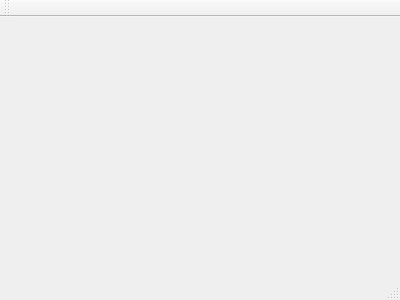
Qt form QT/gun/mainwindow.ui (Julia-Khramyshkina/homeworks) before a commit.
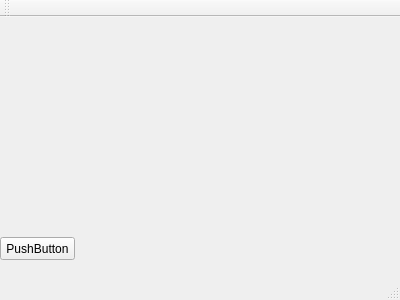
The same form after that commit.

What changed in the file:
```diff
--- a/QT/gun/mainwindow.ui
+++ b/QT/gun/mainwindow.ui
@@ -13,7 +13,21 @@
   <property name="windowTitle">
    <string>MainWindow</string>
   </property>
-  <widget class="QWidget" name="centralWidget"/>
+  <widget class="QWidget" name="centralWidget">
+   <widget class="QPushButton" name="pushButton">
+    <property name="geometry">
+     <rect>
+      <x>0</x>
+      <y>220</y>
+      <width>75</width>
+      <height>23</height>
+     </rect>
+    </property>
+    <property name="text">
+     <string>PushButton</string>
+    </property>
+   </widget>
+  </widget>
   <widget class="QMenuBar" name="menuBar">
    <property name="geometry">
     <rect>
```
